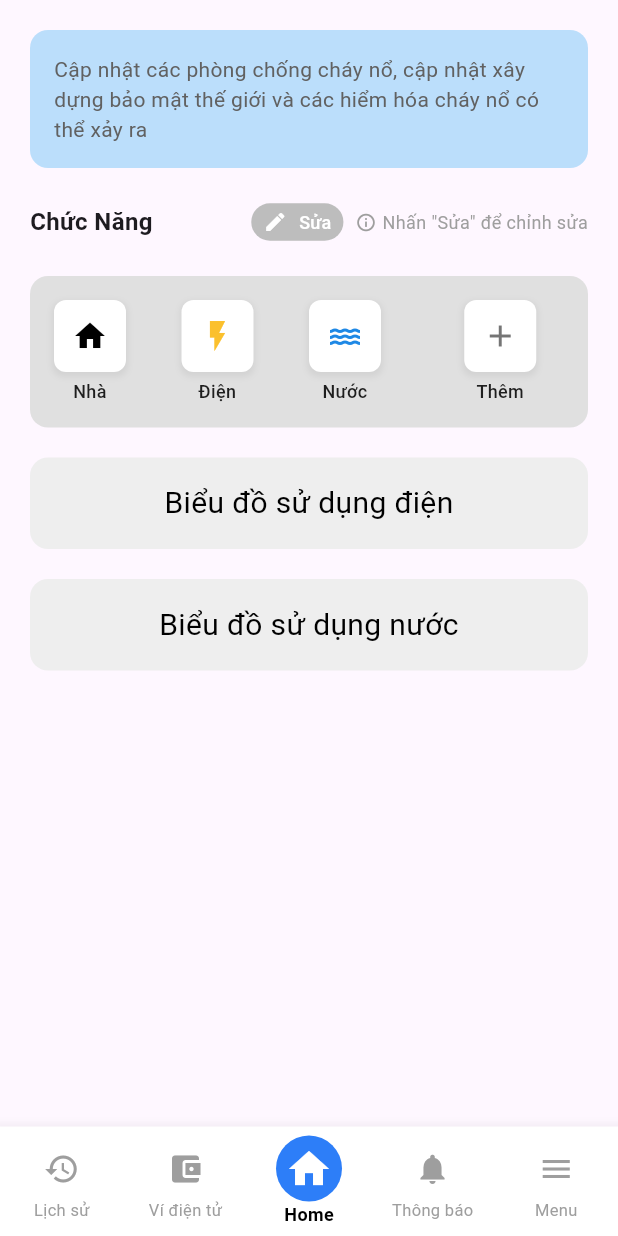
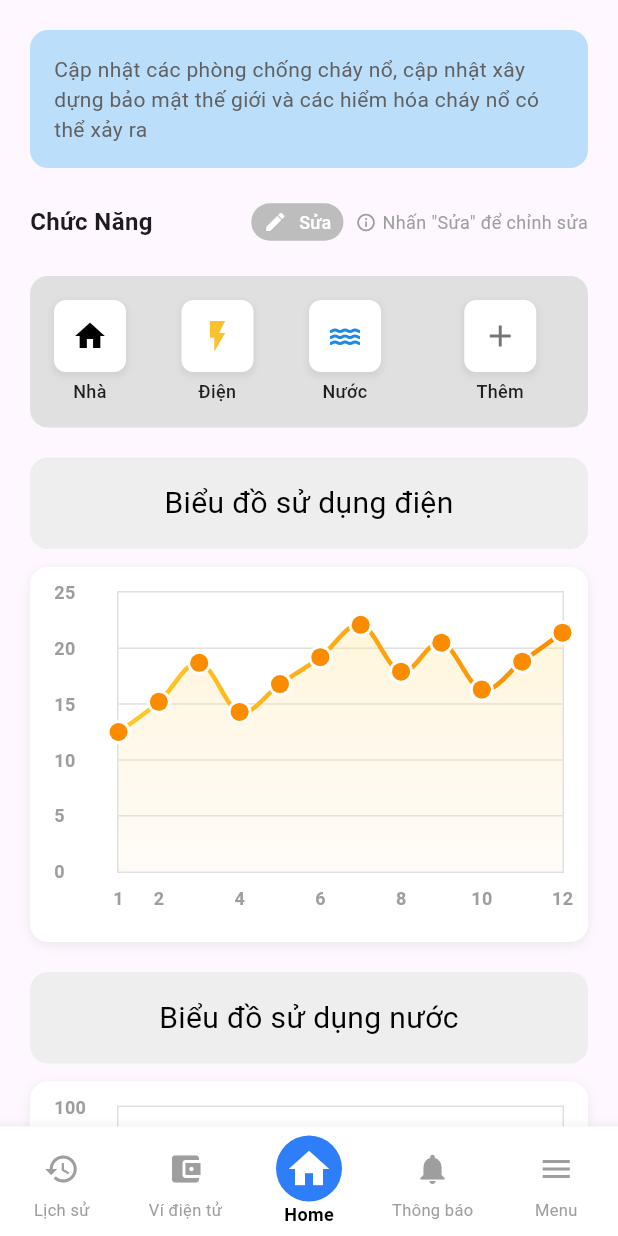
Before and after one commit to NCKH-TDMU-HL/TEC2025, a Flutter app: the screen it shows once a user with an empty profile is signed in, on a phone screen of 412 x 824 dp. Run offline on Flutter 3.47's test engine with Material 3 defaults, Android fonts, the phone set to English and light mode, and no system bars; drawn by our look-alikes of fl_chart; our stand-ins replace firebase_auth, firebase_core, flutter_svg, google_sign_in; accounts and stored records are empty.

Commit message:
update 2

```diff
--- a/lib/Pages/home/_page_home.dart
+++ b/lib/Pages/home/_page_home.dart
@@ -2,6 +2,8 @@ import 'package:flutter/material.dart';
 import '../../widgets/_buildFunctionIcon.dart';
 import '../../widgets/add_new_dialog.dart';
 import '../../model/function_item.dart';
+import '../../widgets/electric_chart.dart';
+import '../../widgets/water_chart.dart';
 
 class HomePageContent extends StatefulWidget {
   const HomePageContent({super.key});
@@ -221,7 +223,7 @@ class _HomePageContentState extends State<HomePageContent> {
   @override
   Widget build(BuildContext context) {
     return SafeArea(
-      child: Padding(
+      child: SingleChildScrollView(
         padding: const EdgeInsets.all(20),
         child: Column(
           crossAxisAlignment: CrossAxisAlignment.start,
@@ -334,6 +336,8 @@ class _HomePageContentState extends State<HomePageContent> {
                 textAlign: TextAlign.center,
               ),
             ),
+            const SizedBox(height: 12),
+            const ElectricChart(),
 
             const SizedBox(height: 20),
             Container(
@@ -353,6 +357,9 @@ class _HomePageContentState extends State<HomePageContent> {
                 textAlign: TextAlign.center,
               ),
             ),
+            const SizedBox(height: 12),
+            const WaterChart(),
+
           ],
         ),
       ),
--- /dev/null
+++ b/lib/widgets/electric_chart.dart
@@ -0,0 +1,161 @@
+import 'package:flutter/material.dart';
+import 'package:fl_chart/fl_chart.dart';
+
+class ElectricChart extends StatelessWidget {
+  const ElectricChart({super.key});
+
+  @override
+  Widget build(BuildContext context) {
+    return Container(
+      height: 250,
+      padding: const EdgeInsets.all(16),
+      decoration: BoxDecoration(
+        color: Colors.white,
+        borderRadius: BorderRadius.circular(12),
+        boxShadow: [
+          BoxShadow(
+            color: Colors.grey.withValues(alpha: 0.2),
+            blurRadius: 5,
+            offset: const Offset(0, 2),
+          ),
+        ],
+      ),
+      child: LineChart(
+        LineChartData(
+          gridData: FlGridData(
+            show: true,
+            drawVerticalLine: false,
+            horizontalInterval: 5,
+            getDrawingHorizontalLine: (value) {
+              return FlLine(
+                color: Colors.grey[300]!,
+                strokeWidth: 1,
+              );
+            },
+          ),
+          titlesData: FlTitlesData(
+            bottomTitles: AxisTitles(
+              sideTitles: SideTitles(
+                showTitles: true,
+                reservedSize: 30,
+                interval: 2,
+                getTitlesWidget: (double value, TitleMeta meta) {
+                  return SideTitleWidget(
+                    axisSide: meta.axisSide,
+                    child: Text(
+                      '${value.toInt()}',
+                      style: const TextStyle(
+                        color: Colors.grey,
+                        fontWeight: FontWeight.bold,
+                        fontSize: 12,
+                      ),
+                    ),
+                  );
+                },
+              ),
+            ),
+            leftTitles: AxisTitles(
+              sideTitles: SideTitles(
+                showTitles: true,
+                interval: 5,
+                reservedSize: 42,
+                getTitlesWidget: (double value, TitleMeta meta) {
+                  return Text(
+                    '${value.toInt()}',
+                    style: const TextStyle(
+                      color: Colors.grey,
+                      fontWeight: FontWeight.bold,
+                      fontSize: 12,
+                    ),
+                  );
+                },
+              ),
+            ),
+            topTitles: AxisTitles(
+              sideTitles: SideTitles(showTitles: false),
+            ),
+            rightTitles: AxisTitles(
+              sideTitles: SideTitles(showTitles: false),
+            ),
+          ),
+          borderData: FlBorderData(
+            show: true,
+            border: Border.all(color: Colors.grey[300]!),
+          ),
+          lineBarsData: [
+            LineChartBarData(
+              spots: [
+                FlSpot(1, 12.5),
+                FlSpot(2, 15.2),
+                FlSpot(3, 18.7),
+                FlSpot(4, 14.3),
+                FlSpot(5, 16.8),
+                FlSpot(6, 19.2),
+                FlSpot(7, 22.1),
+                FlSpot(8, 17.9),
+                FlSpot(9, 20.5),
+                FlSpot(10, 16.3),
+                FlSpot(11, 18.8),
+                FlSpot(12, 21.4),
+              ],
+              isCurved: true,
+              gradient: LinearGradient(
+                colors: [
+                  Colors.amber.shade400,
+                  Colors.orange.shade600,
+                ],
+              ),
+              barWidth: 3,
+              isStrokeCapRound: true,
+              dotData: FlDotData(
+                show: true,
+                getDotPainter: (spot, percent, barData, index) {
+                  return FlDotCirclePainter(
+                    radius: 6,
+                    color: Colors.orange.shade600,
+                    strokeWidth: 2,
+                    strokeColor: Colors.white,
+                  );
+                },
+              ),
+
+              belowBarData: BarAreaData(
+                show: true,
+                gradient: LinearGradient(
+                  colors: [
+                    Colors.amber.shade200.withValues(alpha: 0.3),
+                    Colors.orange.shade100.withValues(alpha: 0.1),
+                  ],
+                  begin: Alignment.topCenter,
+                  end: Alignment.bottomCenter,
+                ),
+              ),
+            ),
+          ],
+          lineTouchData: LineTouchData(
+            enabled: true,
+            touchTooltipData: LineTouchTooltipData(
+              getTooltipColor: (touchedSpot) => Colors.orange.shade700,
+              getTooltipItems: (List<LineBarSpot> touchedBarSpots) {
+                return touchedBarSpots.map((barSpot) {
+                  return LineTooltipItem(
+                    '${barSpot.y.toStringAsFixed(1)} kWh',
+                    const TextStyle(
+                      color: Colors.white,
+                      fontWeight: FontWeight.bold,
+                      fontSize: 12,
+                    ),
+                  );
+                }).toList();
+              },
+            ),
+          ),
+          minX: 1,
+          maxX: 12,
+          minY: 0,
+          maxY: 25,
+        ),
+      ),
+    );
+  }
+}
--- /dev/null
+++ b/lib/widgets/water_chart.dart
@@ -0,0 +1,160 @@
+import 'package:flutter/material.dart';
+import 'package:fl_chart/fl_chart.dart';
+
+class WaterChart extends StatelessWidget {
+  const WaterChart({super.key});
+
+  @override
+  Widget build(BuildContext context) {
+    return Container(
+      height: 250,
+      padding: const EdgeInsets.all(16),
+      decoration: BoxDecoration(
+        color: Colors.white,
+        borderRadius: BorderRadius.circular(12),
+        boxShadow: [
+          BoxShadow(
+            color: Colors.grey.withValues(alpha: 0.2),
+            blurRadius: 5,
+            offset: const Offset(0, 2),
+          ),
+        ],
+      ),
+      child: LineChart(
+        LineChartData(
+          gridData: FlGridData(
+            show: true,
+            drawVerticalLine: false,
+            horizontalInterval: 10,
+            getDrawingHorizontalLine: (value) {
+              return FlLine(
+                color: Colors.grey[300]!,
+                strokeWidth: 1,
+              );
+            },
+          ),
+          titlesData: FlTitlesData(
+            bottomTitles: AxisTitles(
+              sideTitles: SideTitles(
+                showTitles: true,
+                reservedSize: 30,
+                interval: 2,
+                getTitlesWidget: (double value, TitleMeta meta) {
+                  return SideTitleWidget(
+                    axisSide: meta.axisSide,
+                    child: Text(
+                      '${value.toInt()}',
+                      style: const TextStyle(
+                        color: Colors.grey,
+                        fontWeight: FontWeight.bold,
+                        fontSize: 12,
+                      ),
+                    ),
+                  );
+                },
+              ),
+            ),
+            leftTitles: AxisTitles(
+              sideTitles: SideTitles(
+                showTitles: true,
+                interval: 10,
+                reservedSize: 42,
+                getTitlesWidget: (double value, TitleMeta meta) {
+                  return Text(
+                    '${value.toInt()}',
+                    style: const TextStyle(
+                      color: Colors.grey,
+                      fontWeight: FontWeight.bold,
+                      fontSize: 12,
+                    ),
+                  );
+                },
+              ),
+            ),
+            topTitles: AxisTitles(
+              sideTitles: SideTitles(showTitles: false),
+            ),
+            rightTitles: AxisTitles(
+              sideTitles: SideTitles(showTitles: false),
+            ),
+          ),
+          borderData: FlBorderData(
+            show: true,
+            border: Border.all(color: Colors.grey[300]!),
+          ),
+          lineBarsData: [
+            LineChartBarData(
+              spots: [
+                FlSpot(1, 85.2),
+                FlSpot(2, 92.1),
+                FlSpot(3, 78.5),
+                FlSpot(4, 95.3),
+                FlSpot(5, 88.7),
+                FlSpot(6, 91.2),
+                FlSpot(7, 87.9),
+                FlSpot(8, 93.4),
+                FlSpot(9, 89.1),
+                FlSpot(10, 86.8),
+                FlSpot(11, 94.2),
+                FlSpot(12, 90.5),
+              ],
+              isCurved: true,
+              gradient: LinearGradient(
+                colors: [
+                  Colors.blue.shade400,
+                  Colors.cyan.shade600,
+                ],
+              ),
+              barWidth: 3,
+              isStrokeCapRound: true,
+              dotData: FlDotData(
+                show: true,
+                getDotPainter: (spot, percent, barData, index) {
+                  return FlDotCirclePainter(
+                    radius: 4,
+                    color: Colors.cyan.shade600,
+                    strokeWidth: 2,
+                    strokeColor: Colors.white,
+                  );
+                },
+              ),
+              belowBarData: BarAreaData(
+                show: true,
+                gradient: LinearGradient(
+                  colors: [
+                    Colors.blue.shade200.withValues(alpha: 0.3),
+                    Colors.cyan.shade100.withValues(alpha: 0.1),
+                  ],
+                  begin: Alignment.topCenter,
+                  end: Alignment.bottomCenter,
+                ),
+              ),
+            ),
+          ],
+          lineTouchData: LineTouchData(
+            enabled: true,
+            touchTooltipData: LineTouchTooltipData(
+              getTooltipColor: (touchedSpot) => Colors.blue.shade700,
+              getTooltipItems: (List<LineBarSpot> touchedBarSpots) {
+                return touchedBarSpots.map((barSpot) {
+                  return LineTooltipItem(
+                    '${barSpot.y.toStringAsFixed(1)} m³',
+                    const TextStyle(
+                      color: Colors.white,
+                      fontWeight: FontWeight.bold,
+                      fontSize: 12,
+                    ),
+                  );
+                }).toList();
+              },
+            ),
+          ),
+          minX: 1,
+          maxX: 12,
+          minY: 70,
+          maxY: 100,
+        ),
+      ),
+    );
+  }
+}
--- a/pubspec.yaml
+++ b/pubspec.yaml
@@ -40,6 +40,7 @@ dependencies:
   google_sign_in: 6.3.0
   crypto: ^3.0.3
   change_app_package_name: ^1.5.0
+  fl_chart: ^0.69.0
 
 dev_dependencies:
   flutter_test:
```
Also changed, not shown: pubspec.lock.
